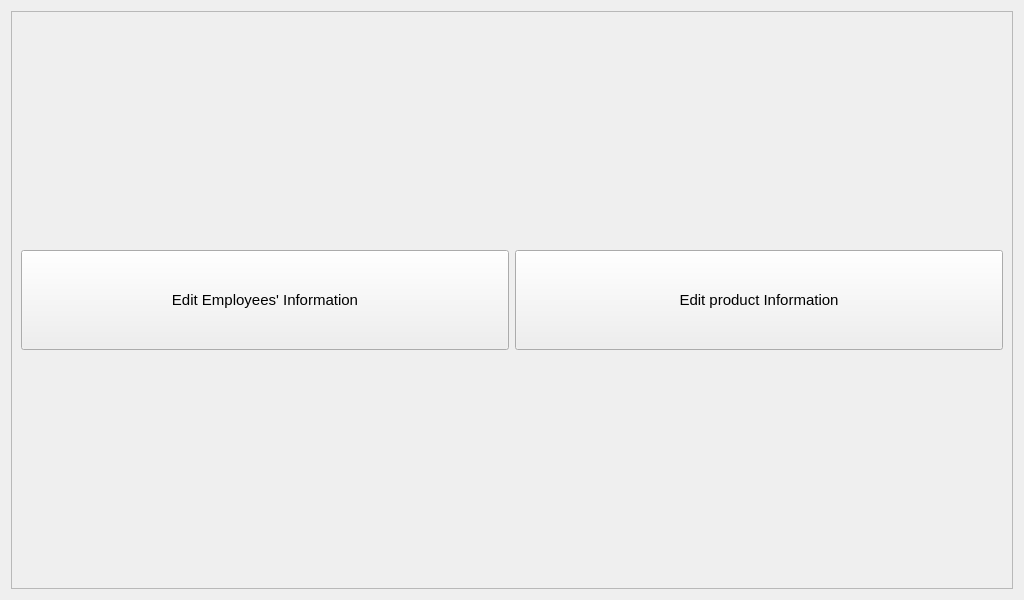
ApplyKCL/SNYProject, file UI_design/LoginUI_Design/Admin_Window_1.ui: the form before one commit.
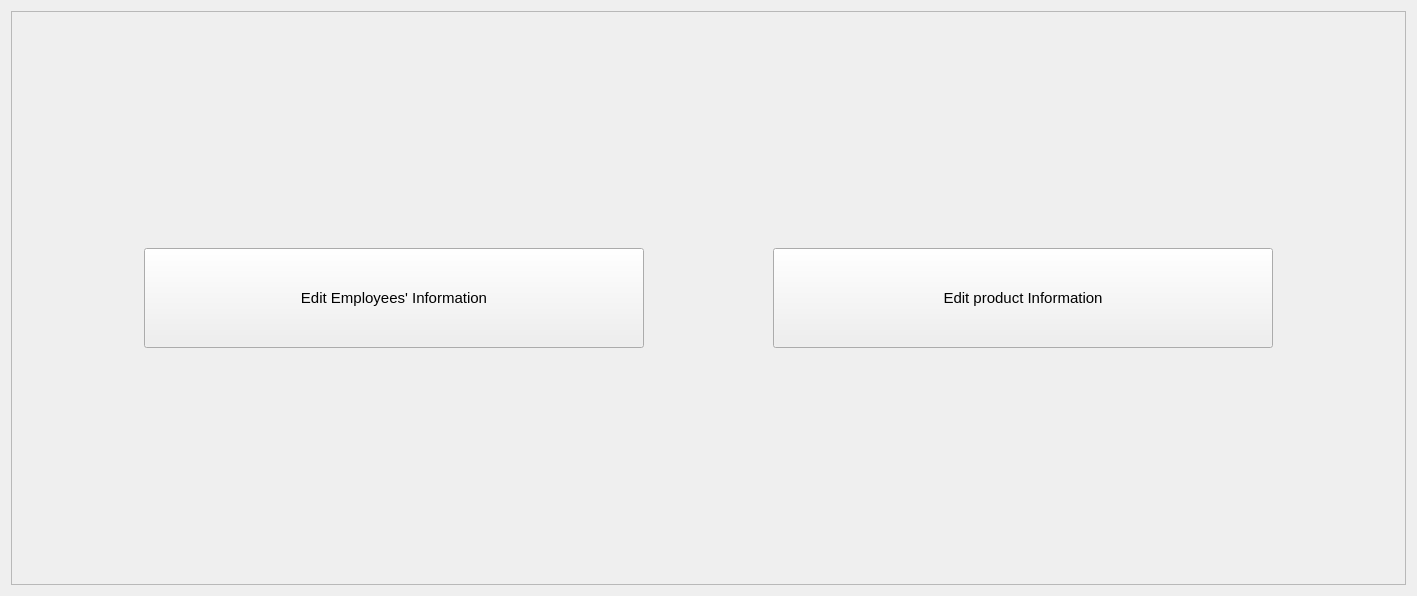
The form after the commit.

Commit message: combine separate main window to one file

Diff of the .ui file:
```diff
--- a/UI_design/LoginUI_Design/Admin_Window_1.ui
+++ b/UI_design/LoginUI_Design/Admin_Window_1.ui
@@ -6,8 +6,8 @@
    <rect>
     <x>0</x>
     <y>0</y>
-    <width>1024</width>
-    <height>600</height>
+    <width>1417</width>
+    <height>596</height>
    </rect>
   </property>
   <property name="windowTitle">
```
The commit also changes 1 other file.
